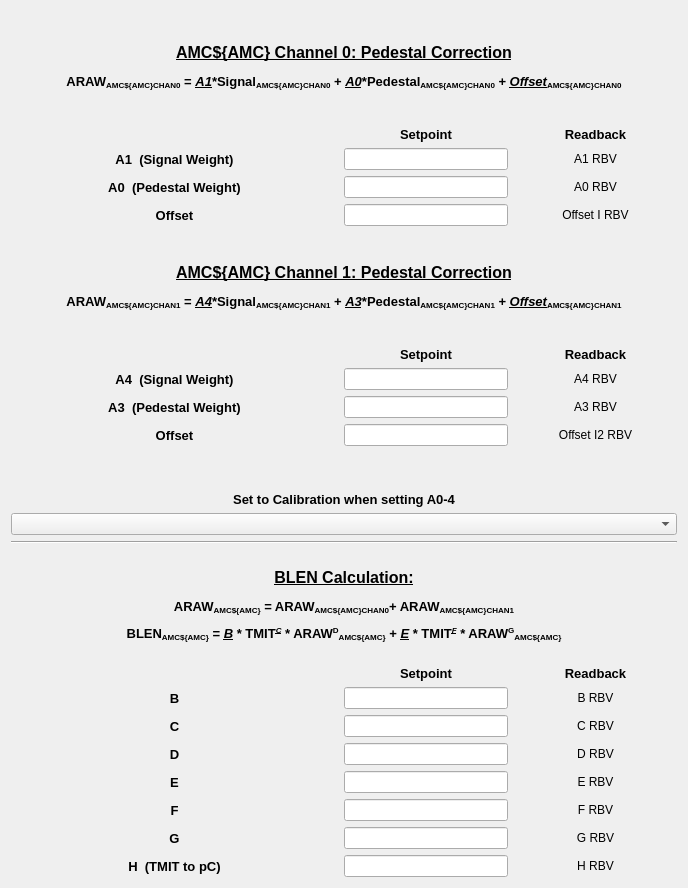
The window that blenApp/ui/blen_lcls2_gap_coef_embd.ui (slaclab/BunchLengthMonitor) describes before a commit, drawn with Qt 5.
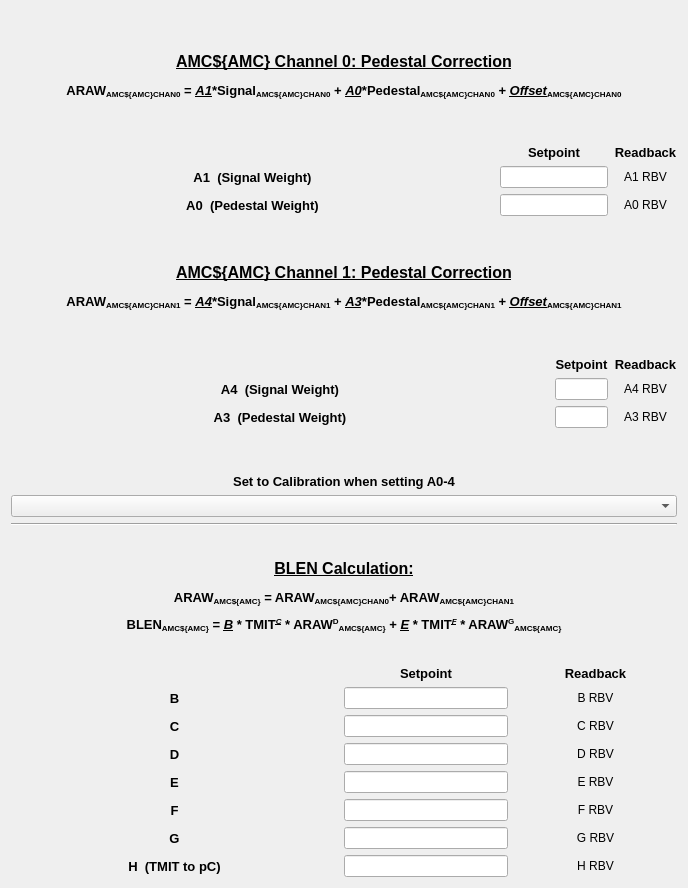
The same window after the commit. Custom widgets are drawn as their Qt base class.

Commit message: Removed ofset variable from screen

Patch:
```diff
--- a/blenApp/ui/blen_lcls2_gap_coef_embd.ui
+++ b/blenApp/ui/blen_lcls2_gap_coef_embd.ui
@@ -34,49 +34,7 @@
       </widget>
      </item>
      <item>
-      <layout class="QGridLayout" name="gridLayout_2" columnstretch="4,2,2">
-       <item row="3" column="1">
-        <widget class="PyDMLineEdit" name="offsetedit">
-         <property name="sizePolicy">
-          <sizepolicy hsizetype="Ignored" vsizetype="Fixed">
-           <horstretch>0</horstretch>
-           <verstretch>0</verstretch>
-          </sizepolicy>
-         </property>
-         <property name="toolTip">
-          <string/>
-         </property>
-         <property name="precision" stdset="0">
-          <number>7</number>
-         </property>
-         <property name="precisionFromPV" stdset="0">
-          <bool>false</bool>
-         </property>
-         <property name="channel" stdset="0">
-          <string>ca://${PREFIX}:${AMC}:CoefI</string>
-         </property>
-         <property name="displayFormat" stdset="0">
-          <enum>PyDMLineEdit::Decimal</enum>
-         </property>
-        </widget>
-       </item>
-       <item row="3" column="0">
-        <widget class="QLabel" name="offsetLbl">
-         <property name="font">
-          <font>
-           <pointsize>10</pointsize>
-           <weight>75</weight>
-           <bold>true</bold>
-          </font>
-         </property>
-         <property name="text">
-          <string>Offset</string>
-         </property>
-         <property name="alignment">
-          <set>Qt::AlignCenter</set>
-         </property>
-        </widget>
-       </item>
+      <layout class="QGridLayout" name="gridLayout_2" columnstretch="4,0,0">
        <item row="0" column="1">
         <widget class="QLabel" name="setpointLbl">
          <property name="sizePolicy">
@@ -117,31 +75,6 @@
          </property>
         </widget>
        </item>
-       <item row="3" column="2">
-        <widget class="PyDMLabel" name="offsetRBV">
-         <property name="toolTip">
-          <string/>
-         </property>
-         <property name="text">
-          <string>Offset I RBV</string>
-         </property>
-         <property name="alignment">
-          <set>Qt::AlignCenter</set>
-         </property>
-         <property name="precision" stdset="0">
-          <number>7</number>
-         </property>
-         <property name="precisionFromPV" stdset="0">
-          <bool>false</bool>
-         </property>
-         <property name="channel" stdset="0">
-          <string>ca://${PREFIX}:${AMC}:CoefIRBV</string>
-         </property>
-         <property name="displayFormat" stdset="0">
-          <enum>PyDMLabel::Decimal</enum>
-         </property>
-        </widget>
-       </item>
        <item row="2" column="0">
         <widget class="QLabel" name="a0lbl">
          <property name="font">
@@ -296,49 +229,7 @@
       </widget>
      </item>
      <item>
-      <layout class="QGridLayout" name="gridLayout_3" columnstretch="4,2,2">
-       <item row="4" column="0">
-        <widget class="QLabel" name="offset_I2">
-         <property name="font">
-          <font>
-           <pointsize>10</pointsize>
-           <weight>75</weight>
-           <bold>true</bold>
-          </font>
-         </property>
-         <property name="text">
-          <string>Offset</string>
-         </property>
-         <property name="alignment">
-          <set>Qt::AlignCenter</set>
-         </property>
-        </widget>
-       </item>
-       <item row="4" column="2">
-        <widget class="PyDMLabel" name="offsetRBV_I2">
-         <property name="toolTip">
-          <string/>
-         </property>
-         <property name="text">
-          <string>Offset I2 RBV</string>
-         </property>
-         <property name="alignment">
-          <set>Qt::AlignCenter</set>
-         </property>
-         <property name="precision" stdset="0">
-          <number>7</number>
-         </property>
-         <property name="precisionFromPV" stdset="0">
-          <bool>false</bool>
-         </property>
-         <property name="channel" stdset="0">
-          <string>ca://${PREFIX}:${AMC}:CoefI2RBV</string>
-         </property>
-         <property name="displayFormat" stdset="0">
-          <enum>PyDMLabel::Decimal</enum>
-         </property>
-        </widget>
-       </item>
+      <layout class="QGridLayout" name="gridLayout_3" columnstretch="4,0,0">
        <item row="0" column="1">
         <widget class="QLabel" name="setpointLbl_2">
          <property name="sizePolicy">
@@ -362,31 +253,6 @@
          </property>
         </widget>
        </item>
-       <item row="4" column="1">
-        <widget class="PyDMLineEdit" name="offsetedit_I2">
-         <property name="sizePolicy">
-          <sizepolicy hsizetype="Ignored" vsizetype="Fixed">
-           <horstretch>0</horstretch>
-           <verstretch>0</verstretch>
-          </sizepolicy>
-         </property>
-         <property name="toolTip">
-          <string/>
-         </property>
-         <property name="precision" stdset="0">
-          <number>7</number>
-         </property>
-         <property name="precisionFromPV" stdset="0">
-          <bool>false</bool>
-         </property>
-         <property name="channel" stdset="0">
-          <string>ca://${PREFIX}:${AMC}:CoefI2</string>
-         </property>
-         <property name="displayFormat" stdset="0">
-          <enum>PyDMLineEdit::Decimal</enum>
-         </property>
-        </widget>
-       </item>
        <item row="0" column="2">
         <widget class="QLabel" name="readbackLbl_2">
          <property name="font">
```
The commit also changes 1 other file.
